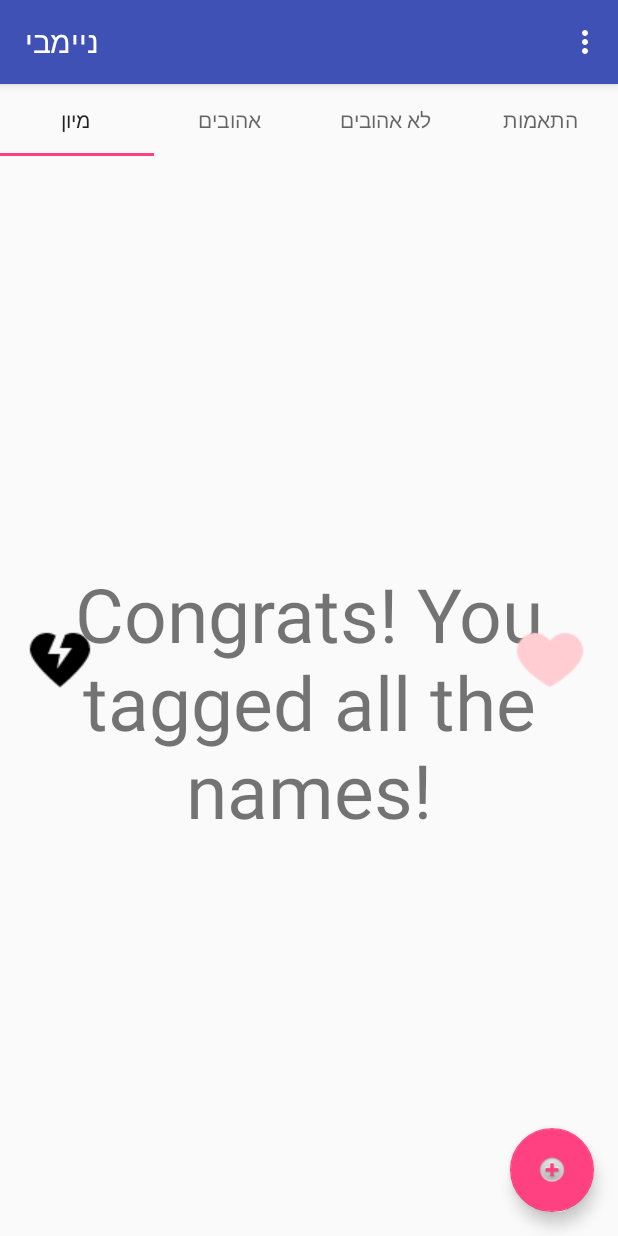
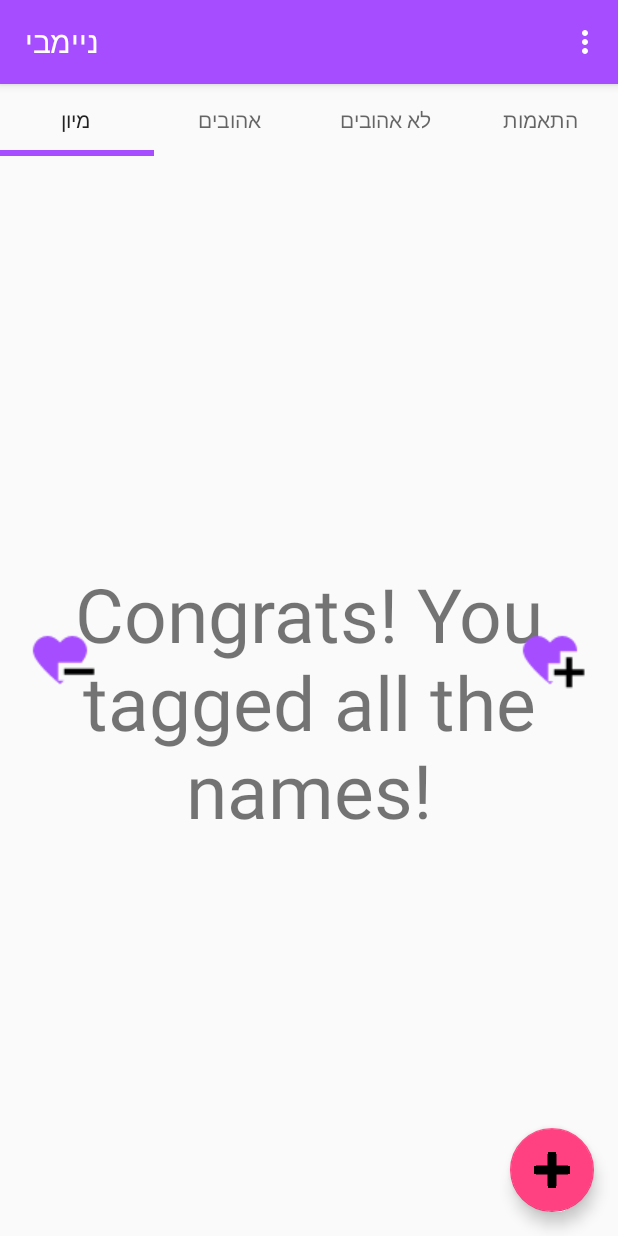
Before and after one commit to NoaAgiv/Nameby, an Android app: the MainActivity screen opened directly, with no data from a screen before it, on a phone screen of 412 x 824 dp. Run offline under Robolectric (Android 15) with nearby library versions, the phone set to English and light mode, and no system bars; 12 statements that could not run were skipped.

Commit message:
purple look and clickble love dislove buttons

```diff
--- a/app/src/main/java/com/agiv/names2/MainActivity.java
+++ b/app/src/main/java/com/agiv/names2/MainActivity.java
@@ -1,9 +1,13 @@
 package com.agiv.names2;
 
+import android.app.ActionBar;
 import android.app.AlertDialog;
 import android.content.DialogInterface;
 import android.content.Intent;
 import android.content.SharedPreferences;
+import android.graphics.Color;
+import android.graphics.PorterDuff;
+import android.graphics.drawable.ColorDrawable;
 import android.net.Uri;
 import android.os.Bundle;
 import android.support.design.widget.FloatingActionButton;
@@ -84,6 +88,7 @@ public class MainActivity extends AppCompatActivity {
 
     private void setAddButton(){
         addNameButton = (FloatingActionButton) findViewById(R.id.add_name_button);
+        addNameButton.getBackground().setColorFilter(Color.parseColor("#a64dff"), PorterDuff.Mode.MULTIPLY);
         switchToView(getUntaggedNamesView());
         addNameButton.setOnClickListener(new View.OnClickListener() {
             @Override
--- a/app/src/main/java/com/agiv/names2/NameTagger.java
+++ b/app/src/main/java/com/agiv/names2/NameTagger.java
@@ -233,7 +233,7 @@ public class NameTagger {
         };
 
         lovedAdapter = new EditableListViewAdapter(lovedToUnlovedSwitch, lovedNames, activity,
-                activity.getString(R.string.mark_unloved_dialog_title), activity.getString(R.string.mark_unloved_dialog_body), R.drawable.dislove);
+                activity.getString(R.string.mark_unloved_dialog_title), activity.getString(R.string.mark_unloved_dialog_body), R.drawable.edit_unlove);
 
         lovedNamesListView.setAdapter(lovedAdapter);
 
@@ -248,7 +248,7 @@ public class NameTagger {
         };
 
         unlovedAdapter = new EditableListViewAdapter(unlovedToLovedSwitch, unlovedNames, activity,
-                activity.getString(R.string.mark_loved_dialog_title), activity.getString(R.string.mark_loved_dialog_body), R.drawable.love);
+                activity.getString(R.string.mark_loved_dialog_title), activity.getString(R.string.mark_loved_dialog_body), R.drawable.edit_love);
         unlovedNamesListView.setAdapter(unlovedAdapter);
 
         matchedNamesListView = (ListView) activity.findViewById(R.id.matched_names);
@@ -266,12 +266,26 @@ public class NameTagger {
         untaggedNamesView.setText(getNextUntaggedName());
         untaggedNamesView.setOnTouchListener(new OnSwipeTouchListener(context) {
             public void onSwipeRight() {
+                swipeRight();
+            }
+            public void onSwipeLeft() {
                 swipeLeft();
             }
-            public void onSwipeLeft() {
+
+        });
+
+        loveImage.setOnClickListener(new View.OnClickListener() {
+            @Override
+            public void onClick(View view) {
                 swipeRight();
             }
+        });
 
+        disloveImage.setOnClickListener(new View.OnClickListener() {
+            @Override
+            public void onClick(View view) {
+                swipeLeft();
+            }
         });
     }
 
--- a/app/src/main/res/layout/activity_main.xml
+++ b/app/src/main/res/layout/activity_main.xml
@@ -16,7 +16,7 @@
             android:id="@+id/toolbar"
             android:layout_width="match_parent"
             android:layout_height="?attr/actionBarSize"
-            android:background="?attr/colorPrimary"
+            android:background="#a64dff"
             app:popupTheme="@style/AppTheme.PopupOverlay" />
 
     </android.support.design.widget.AppBarLayout>
@@ -26,6 +26,8 @@
         android:layout_height="wrap_content"
         android:layout_marginTop="?attr/actionBarSize"
         android:layout_gravity="top|end"
+        app:tabIndicatorColor="#a64dff"
+        app:tabIndicatorHeight="4dp"
         app:tabGravity="fill"
         app:tabMode="fixed"
         />
@@ -36,7 +38,10 @@
         android:layout_height="wrap_content"
         android:layout_gravity="bottom|end"
         android:layout_margin="@dimen/fab_margin"
-        android:src="@drawable/sym_action_add" />
+        android:adjustViewBounds="true"
+        android:scaleType="centerInside"
+        android:padding="0dp"
+        android:src="@drawable/add" />
 
     <include layout="@layout/content_main" />
 
--- a/app/src/main/res/layout/content_main.xml
+++ b/app/src/main/res/layout/content_main.xml
@@ -32,8 +32,8 @@
         android:layout_centerVertical="true"
         android:layout_marginRight="5dp"
         android:background="@android:color/transparent"
-
-        android:src="@drawable/love" />
+        android:layout_marginTop="?attr/actionBarSize"
+        android:src="@drawable/add_loved" />
 
     <ImageView
         android:id="@+id/dislove_image"
@@ -43,8 +43,8 @@
         android:layout_centerVertical="true"
         android:layout_marginRight="5dp"
         android:background="@android:color/transparent"
-
-        android:src="@drawable/dislove" />
+        android:layout_marginTop="?attr/actionBarSize"
+        android:src="@drawable/add_unloved" />
 
     <ListView
         android:id="@+id/loved_names"
```
Also changed, not shown: app/src/main/res/drawable/add.png (added), app/src/main/res/drawable/add_love_smaller_margin_color.png (added), app/src/main/res/drawable/add_loved.png (added), app/src/main/res/drawable/add_unloved.png (added), app/src/main/res/drawable/edit_love.png (added), app/src/main/res/drawable/edit_unlove.png (added).
